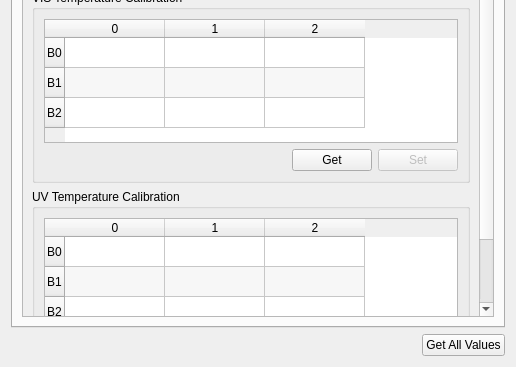
dektronics/densitometer-desktop, file src/calibrationuvvistab.ui: the form before one commit; both pictures show x 0 to 516 and y 275 to 642 of the 516 by 642 pixel window.
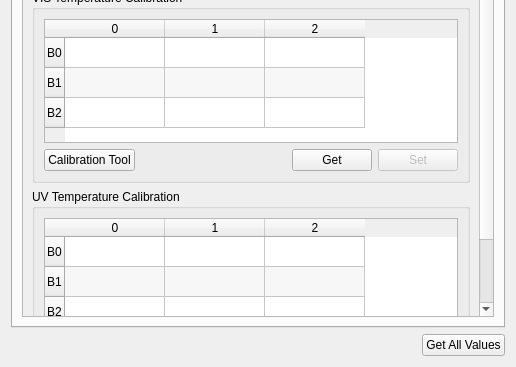
The form after the commit. The open tabs and pages were chosen to show the change.

Commit message:
Implement tool for calculating temperature correction values
This is an integrated version of the same algorithm that's been used
externally to produce these values, but now build into the desktop app
itself.  Currently the only easy way to bring in the raw test data is
via copy-paste, but eventually a file import capability should be added.

The edit to the form file:
```diff
--- a/src/calibrationuvvistab.ui
+++ b/src/calibrationuvvistab.ui
@@ -729,6 +729,13 @@
               </item>
               <item>
                <layout class="QHBoxLayout" name="horizontalLayout">
+                <item>
+                 <widget class="QPushButton" name="visTempCalPushButton">
+                  <property name="text">
+                   <string>Calibration Tool</string>
+                  </property>
+                 </widget>
+                </item>
                 <item>
                  <spacer name="horizontalSpacer">
                   <property name="orientation">
```
Left out of the diff: 7 changed lines with no effect on the pictures. The commit also changes 12 other files.
